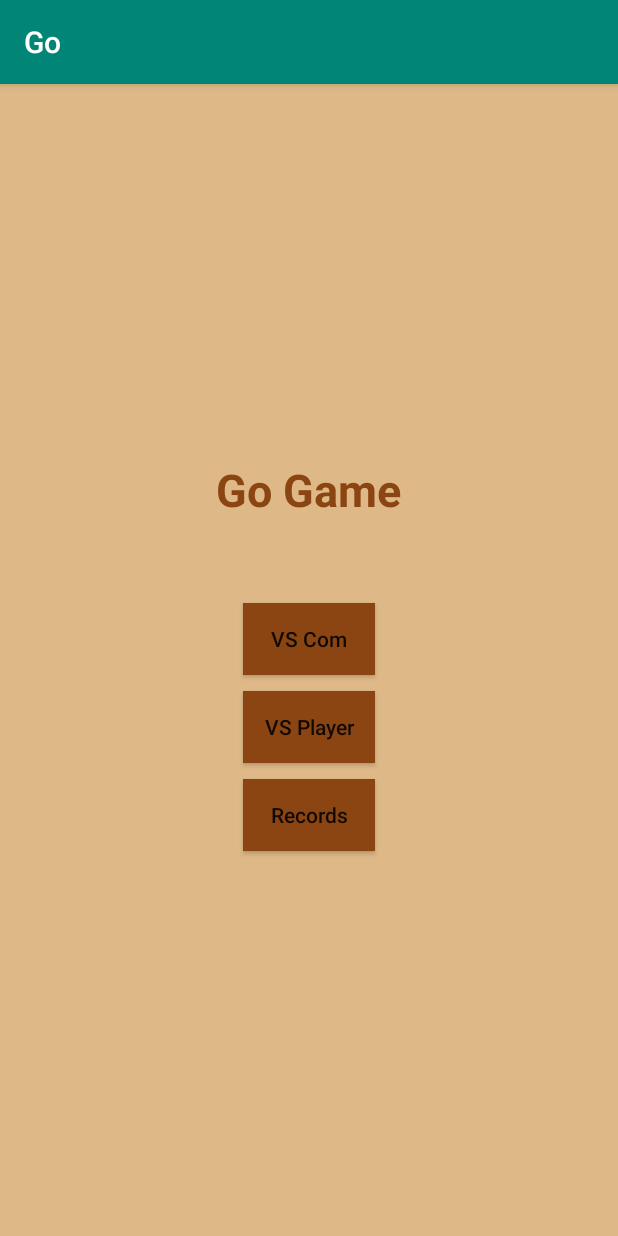
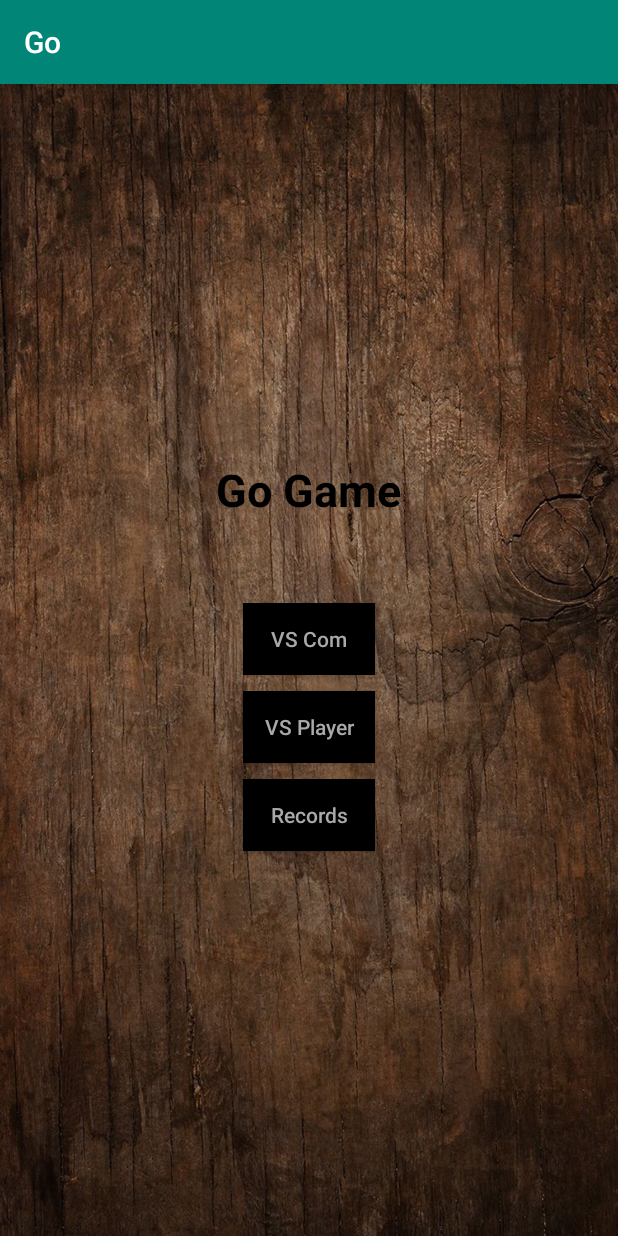
Before and after one commit to Hala-Alsouly/assignapp2019s1, an Android app: the Game screen opened directly, with no data from a screen before it, after a tap on "MAIN MENU", on a phone screen of 412 x 824 dp. Run offline under Robolectric (Android 15) with nearby library versions, the phone set to English and light mode, and no system bars; 1 other tap on this screen came first.

Commit message:
Improve the design

```diff
--- a/app/src/main/res/drawable/cell.xml
+++ b/app/src/main/res/drawable/cell.xml
@@ -3,6 +3,6 @@
     xmlns:android="http://schemas.android.com/apk/res/android">
 
     <stroke android:color="@color/Black"></stroke>
-    <stroke android:width="1dp"></stroke>
-    <solid android:color="@color/SaddleBrown"/>
+    <stroke android:width="2dp"></stroke>
+
 </shape>
--- a/app/src/main/res/layout/activity_main.xml
+++ b/app/src/main/res/layout/activity_main.xml
@@ -4,7 +4,7 @@
     xmlns:tools="http://schemas.android.com/tools"
     android:layout_width="match_parent"
     android:layout_height="match_parent"
-    android:background="@color/BurlyWood"
+    android:background="@drawable/w3"
     tools:context=".MainActivity">
 
     <TextView
@@ -14,7 +14,7 @@
         android:text="Go Game"
         android:textSize="30dp"
         android:textStyle="bold"
-        android:textColor="@color/SaddleBrown"
+        android:textColor="@color/Black"
         android:textAllCaps="false"
         android:layout_centerHorizontal="true"
         android:layout_marginTop="250dp"
@@ -36,7 +36,8 @@
             android:layout_width="wrap_content"
             android:layout_height="wrap_content"
             android:layout_margin="5dp"
-            android:background="@color/SaddleBrown"
+            android:textColor="@color/DarkGray"
+            android:background="@color/Black"
             android:onClick="onClick_VsCom"/>
         <Button
             android:id="@+id/btn_VsPlayer"
@@ -45,7 +46,8 @@
             android:layout_width="wrap_content"
             android:layout_height="wrap_content"
             android:layout_margin="5dp"
-            android:background="@color/SaddleBrown"
+            android:textColor="@color/DarkGray"
+            android:background="@color/Black"
             android:onClick="onClick_VsPlayer"/>
         <Button
             android:id="@+id/btn_CheckRecords"
@@ -54,7 +56,8 @@
             android:layout_width="wrap_content"
             android:layout_height="wrap_content"
             android:layout_margin="5dp"
-            android:background="@color/SaddleBrown"
+            android:textColor="@color/DarkGray"
+            android:background="@color/Black"
             android:onClick="onClick_CheckRecords"/>
 
     </LinearLayout>
```
Also changed, not shown: app/src/main/res/layout/game_main.xml (+6 -5 lines), app/src/main/res/layout/game_record.xml (+4 -3 lines), app/src/main/res/layout/two_player.xml (+5 -4 lines), app/src/main/res/drawable-v24/w3.jpg (added).
